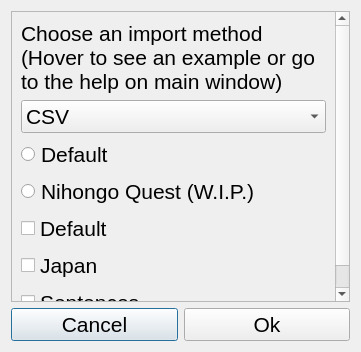
Before: the Qt Designer form v2/import.ui in LuuppiChan/luupycards, drawn with Qt 5.
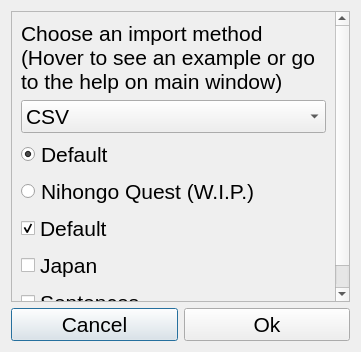
After: the same form once the commit is applied.

Diff of the .ui file:
```diff
--- a/v2/import.ui
+++ b/v2/import.ui
@@ -28,7 +28,7 @@
       <property name="geometry">
        <rect>
         <x>0</x>
-        <y>0</y>
+        <y>-92</y>
         <width>331</width>
         <height>374</height>
        </rect>
@@ -74,6 +74,9 @@
            <property name="text">
             <string>Default</string>
            </property>
+           <property name="checked">
+            <bool>true</bool>
+           </property>
           </widget>
          </item>
          <item>
@@ -111,6 +114,9 @@
            <property name="text">
             <string>Default</string>
            </property>
+           <property name="checked">
+            <bool>true</bool>
+           </property>
           </widget>
          </item>
          <item>
```
